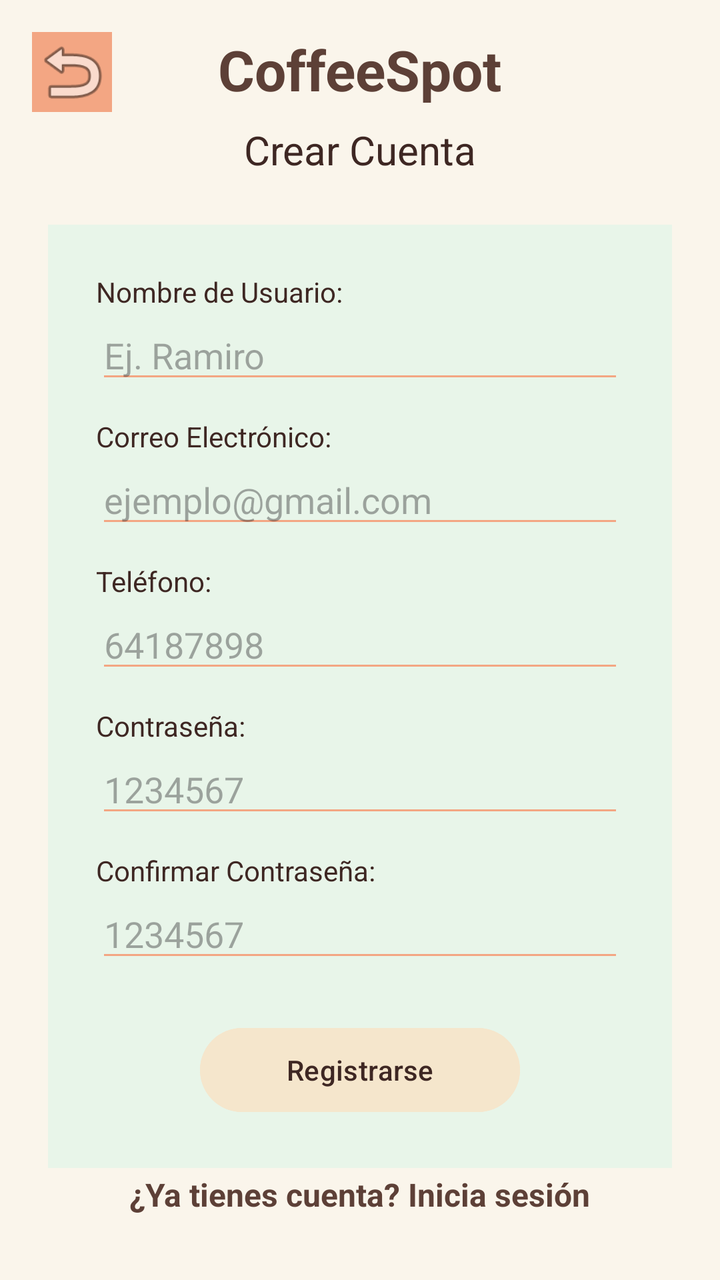
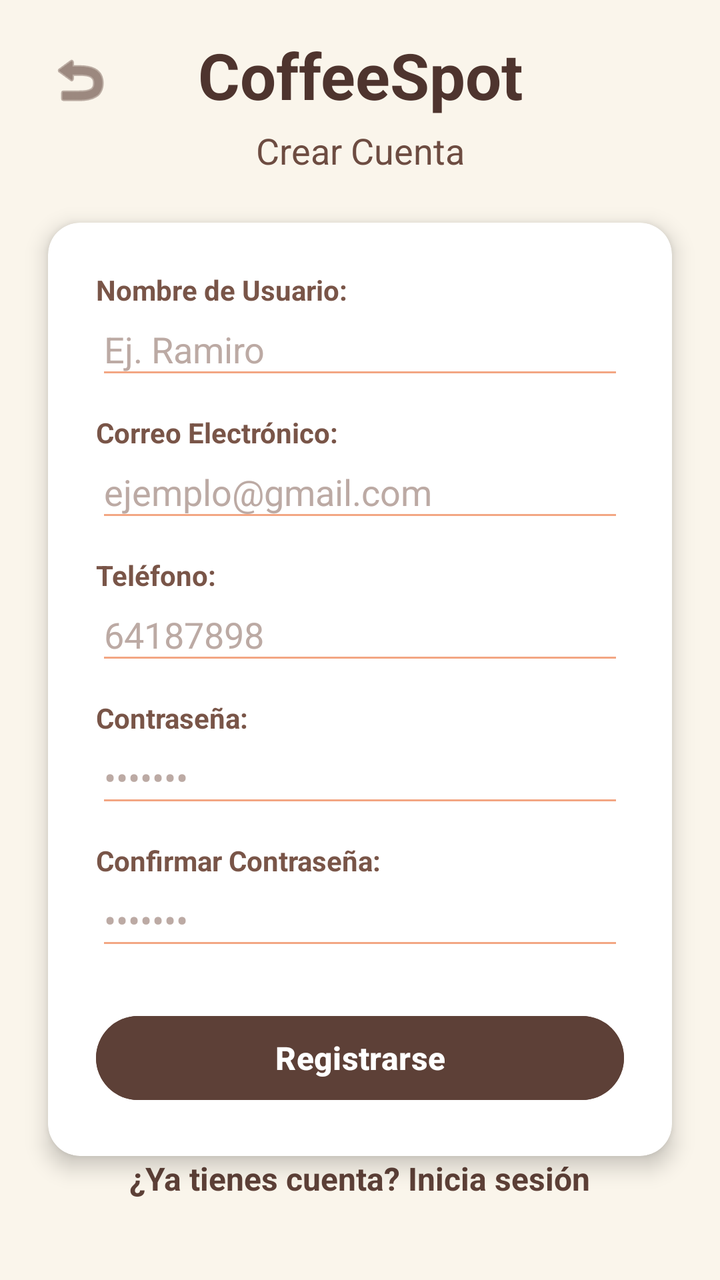

An Android layout rendered at two revisions. The XML below is the earlier revision; the diff shows what the commit changed to produce the second picture.
<!-- AndroidManifest.xml: application theme Theme.Cafeteria -->
<!-- res/layout/activity_registro.xml -->
<?xml version="1.0" encoding="utf-8"?>
<androidx.constraintlayout.widget.ConstraintLayout xmlns:android="http://schemas.android.com/apk/res/android"
    xmlns:app="http://schemas.android.com/apk/res-auto"
    android:layout_width="match_parent"
    android:layout_height="match_parent"
    android:background="#FAF5EB"> 

    
    <ImageView
        android:id="@+id/btn_volver_superior"
        android:layout_width="40dp"
        android:layout_height="40dp"
        android:layout_marginStart="16dp"
        android:layout_marginTop="16dp"
        android:src="@android:drawable/ic_menu_revert"
        android:backgroundTint="#F3A683"
        android:background="@drawable/logocoffeespot2"
        android:onClick="volverLogin"
        app:layout_constraintStart_toStartOf="parent"
        app:layout_constraintTop_toTopOf="parent" />

    
    <TextView
        android:id="@+id/titulo_coffeespot"
        android:layout_width="wrap_content"
        android:layout_height="wrap_content"
        android:text="CoffeeSpot"
        android:textColor="#5D4037"
        android:textSize="28sp"
        android:textStyle="bold"
        android:layout_marginTop="16dp"
        app:layout_constraintEnd_toEndOf="parent"
        app:layout_constraintStart_toStartOf="parent"
        app:layout_constraintTop_toTopOf="parent" />

    <TextView
        android:id="@+id/subtitulo_crear"
        android:layout_width="wrap_content"
        android:layout_height="wrap_content"
        android:text="Crear Cuenta"
        android:textColor="#3E2723"
        android:textSize="20sp"
        android:layout_marginTop="8dp"
        app:layout_constraintEnd_toEndOf="parent"
        app:layout_constraintStart_toStartOf="parent"
        app:layout_constraintTop_toBottomOf="@+id/titulo_coffeespot" />

    
    <LinearLayout
        android:id="@+id/contenedor_verde"
        android:layout_width="match_parent"
        android:layout_height="wrap_content"
        android:layout_marginHorizontal="24dp"
        android:layout_marginTop="24dp"
        android:background="#E8F5E9"
        android:orientation="vertical"
        android:padding="24dp"
        app:layout_constraintTop_toBottomOf="@+id/subtitulo_crear"
        app:layout_constraintStart_toStartOf="parent"
        app:layout_constraintEnd_toEndOf="parent">

        
        <TextView
            android:layout_width="wrap_content"
            android:layout_height="wrap_content"
            android:text="Nombre de Usuario:"
            android:textColor="#3E2723"/>
        <EditText
            android:id="@+id/reg_nombre"
            android:layout_width="match_parent"
            android:layout_height="wrap_content"
            android:backgroundTint="#F3A683"
            android:hint="Ej. Ramiro"
            android:inputType="textPersonName"
            android:textColor="#3E2723" />

        
        <TextView
            android:layout_width="wrap_content"
            android:layout_height="wrap_content"
            android:text="Correo Electrónico:"
            android:textColor="#3E2723"
            android:layout_marginTop="12dp"/>
        <EditText
            android:id="@+id/reg_correo"
            android:layout_width="match_parent"
            android:layout_height="wrap_content"
            android:backgroundTint="#F3A683"
            android:hint="ejemplo@gmail.com"
            android:inputType="textEmailAddress"
            android:textColor="#3E2723" />

        
        <TextView
            android:layout_width="wrap_content"
            android:layout_height="wrap_content"
            android:text="Teléfono:"
            android:textColor="#3E2723"
            android:layout_marginTop="12dp"/>
        <EditText
            android:id="@+id/reg_telefono"
            android:layout_width="match_parent"
            android:layout_height="wrap_content"
            android:backgroundTint="#F3A683"
            android:hint="64187898"
            android:inputType="phone"
            android:textColor="#3E2723" />

        
        <TextView
            android:layout_width="wrap_content"
            android:layout_height="wrap_content"
            android:text="Contraseña:"
            android:textColor="#3E2723"
            android:layout_marginTop="12dp"/>
        <EditText
            android:id="@+id/reg_pass"
            android:layout_width="match_parent"
            android:layout_height="wrap_content"
            android:backgroundTint="#F3A683"
            android:hint="1234567"
            android:inputType="textPassword"
            android:textColor="#3E2723" />

        
        <TextView
            android:layout_width="wrap_content"
            android:layout_height="wrap_content"
            android:text="Confirmar Contraseña:"
            android:textColor="#3E2723"
            android:layout_marginTop="12dp"/>
        <EditText
            android:id="@+id/reg_pass_conf"
            android:layout_width="match_parent"
            android:layout_height="wrap_content"
            android:backgroundTint="#F3A683"
            android:hint="1234567"
            android:inputType="textPassword"
            android:textColor="#3E2723" />

        
        <Button
            android:id="@+id/btn_registrar_final"
            android:layout_width="160dp"
            android:layout_height="50dp"
            android:layout_gravity="center"
            android:layout_marginTop="24dp"
            android:backgroundTint="#F5E6CC"
            android:text="Registrarse"
            android:textColor="#3E2723"
            android:textAllCaps="false"
            android:onClick="completarRegistro"/>
    </LinearLayout>

    
    <TextView
        android:id="@+id/txt_volver_login"
        android:layout_width="wrap_content"
        android:layout_height="wrap_content"
        android:text="¿Ya tienes cuenta? Inicia sesión"
        android:textColor="#5D4037"
        android:textStyle="bold"
        android:textSize="16sp"
        android:layout_marginBottom="32dp"
        android:onClick="volverLogin"
        app:layout_constraintBottom_toBottomOf="parent"
        app:layout_constraintEnd_toEndOf="parent"
        app:layout_constraintStart_toStartOf="parent" />

</androidx.constraintlayout.widget.ConstraintLayout>
<!-- resources referenced by this layout -->
<resources>
  <!-- drawable logocoffeespot2: png bitmap (drawable, 75217 bytes) -->
  <style name="Theme.Cafeteria" parent="Base.Theme.Cafeteria" />
  <style name="Base.Theme.Cafeteria" parent="Theme.Material3.DayNight.NoActionBar">
          
          
      </style>
</resources>

<!-- the commit's change to res/layout/activity_registro.xml (unified diff, before → after) -->
@@ -3,19 +3,22 @@
     xmlns:app="http://schemas.android.com/apk/res-auto"
     android:layout_width="match_parent"
     android:layout_height="match_parent"
+    android:fitsSystemWindows="true"
     android:background="#FAF5EB"> 
 
     
-    <ImageView
+    <ImageButton
         android:id="@+id/btn_volver_superior"
-        android:layout_width="40dp"
-        android:layout_height="40dp"
+        android:layout_width="48dp"
+        android:layout_height="48dp"
         android:layout_marginStart="16dp"
         android:layout_marginTop="16dp"
         android:src="@android:drawable/ic_menu_revert"
-        android:backgroundTint="#F3A683"
-        android:background="@drawable/logocoffeespot2"
+        android:background="?attr/selectableItemBackgroundBorderless"
         android:onClick="volverLogin"
+        android:contentDescription="Volver atrás"
+        android:scaleType="centerInside"
+        app:tint="#5D4037"
         app:layout_constraintStart_toStartOf="parent"
         app:layout_constraintTop_toTopOf="parent" />
 
@@ -25,8 +28,8 @@
         android:layout_width="wrap_content"
         android:layout_height="wrap_content"
         android:text="CoffeeSpot"
-        android:textColor="#5D4037"
-        android:textSize="28sp"
+        android:textColor="#4E342E"
+        android:textSize="32sp"
         android:textStyle="bold"
         android:layout_marginTop="16dp"
         app:layout_constraintEnd_toEndOf="parent"
@@ -38,119 +41,143 @@
         android:layout_width="wrap_content"
         android:layout_height="wrap_content"
         android:text="Crear Cuenta"
-        android:textColor="#3E2723"
-        android:textSize="20sp"
-        android:layout_marginTop="8dp"
+        android:textColor="#6D4C41"
+        android:textSize="18sp"
+        android:layout_marginTop="4dp"
         app:layout_constraintEnd_toEndOf="parent"
         app:layout_constraintStart_toStartOf="parent"
         app:layout_constraintTop_toBottomOf="@+id/titulo_coffeespot" />
 
     
-    <LinearLayout
-        android:id="@+id/contenedor_verde"
+    <androidx.cardview.widget.CardView
+        android:id="@+id/contenedor_campos"
         android:layout_width="match_parent"
         android:layout_height="wrap_content"
         android:layout_marginHorizontal="24dp"
         android:layout_marginTop="24dp"
-        android:background="#E8F5E9"
-        android:orientation="vertical"
-        android:padding="24dp"
+        app:cardCornerRadius="16dp"
+        app:cardElevation="6dp"
+        app:cardBackgroundColor="#FFFFFF"
         app:layout_constraintTop_toBottomOf="@+id/subtitulo_crear"
         app:layout_constraintStart_toStartOf="parent"
         app:layout_constraintEnd_toEndOf="parent">
 
-        
-        <TextView
-            android:layout_width="wrap_content"
-            android:layout_height="wrap_content"
-            android:text="Nombre de Usuario:"
-            android:textColor="#3E2723"/>
-        <EditText
-            android:id="@+id/reg_nombre"
+        <LinearLayout
             android:layout_width="match_parent"
             android:layout_height="wrap_content"
-            android:backgroundTint="#F3A683"
-            android:hint="Ej. Ramiro"
-            android:inputType="textPersonName"
-            android:textColor="#3E2723" />
-
-        
-        <TextView
-            android:layout_width="wrap_content"
-            android:layout_height="wrap_content"
-            android:text="Correo Electrónico:"
-            android:textColor="#3E2723"
-            android:layout_marginTop="12dp"/>
-        <EditText
-            android:id="@+id/reg_correo"
-            android:layout_width="match_parent"
-            android:layout_height="wrap_content"
-            android:backgroundTint="#F3A683"
-            android:hint="ejemplo@gmail.com"
-            android:inputType="textEmailAddress"
-            android:textColor="#3E2723" />
-
-        
-        <TextView
-            android:layout_width="wrap_content"
-            android:layout_height="wrap_content"
-            android:text="Teléfono:"
-            android:textColor="#3E2723"
-            android:layout_marginTop="12dp"/>
-        <EditText
-            android:id="@+id/reg_telefono"
-            android:layout_width="match_parent"
-            android:layout_height="wrap_content"
-            android:backgroundTint="#F3A683"
-            android:hint="64187898"
-            android:inputType="phone"
-            android:textColor="#3E2723" />
-
-        
-        <TextView
-            android:layout_width="wrap_content"
-            android:layout_height="wrap_content"
-            android:text="Contraseña:"
-            android:textColor="#3E2723"
-            android:layout_marginTop="12dp"/>
-        <EditText
-            android:id="@+id/reg_pass"
-            android:layout_width="match_parent"
-            android:layout_height="wrap_content"
-            android:backgroundTint="#F3A683"
-            android:hint="1234567"
-            android:inputType="textPassword"
-            android:textColor="#3E2723" />
-
-        
-        <TextView
-            android:layout_width="wrap_content"
-            android:layout_height="wrap_content"
-            android:text="Confirmar Contraseña:"
-            android:textColor="#3E2723"
-            android:layout_marginTop="12dp"/>
-        <EditText
-            android:id="@+id/reg_pass_conf"
-            android:layout_width="match_parent"
-            android:layout_height="wrap_content"
-            android:backgroundTint="#F3A683"
-            android:hint="1234567"
-            android:inputType="textPassword"
-            android:textColor="#3E2723" />
-
-        
-        <Button
-            android:id="@+id/btn_registrar_final"
-            android:layout_width="160dp"
-            android:layout_height="50dp"
-            android:layout_gravity="center"
-            android:layout_marginTop="24dp"
-            android:backgroundTint="#F5E6CC"
-            android:text="Registrarse"
-            android:textColor="#3E2723"
-            android:textAllCaps="false"
-            android:onClick="completarRegistro"/>
-    </LinearLayout>
+            android:orientation="vertical"
+            android:padding="24dp">
+
+            
+            <TextView
+                android:layout_width="wrap_content"
+                android:layout_height="wrap_content"
+                android:text="Nombre de Usuario:"
+                android:textStyle="bold"
+                android:textColor="#795548"/>
+            <EditText
+                android:id="@+id/reg_nombre"
+                android:layout_width="match_parent"
+                android:layout_height="wrap_content"
+                android:backgroundTint="#F3A683"
+                android:hint="Ej. Ramiro"
+                android:textColorHint="#BCAAA4"
+                android:inputType="textPersonName"
+                android:textColor="#3E2723"
+                android:paddingVertical="8dp"/>
+
+            
+            <TextView
+                android:layout_width="wrap_content"
+                android:layout_height="wrap_content"
+                android:text="Correo Electrónico:"
+                android:textStyle="bold"
+                android:textColor="#795548"
+                android:layout_marginTop="12dp"/>
+            <EditText
+                android:id="@+id/reg_correo"
+                android:layout_width="match_parent"
+                android:layout_height="wrap_content"
+                android:backgroundTint="#F3A683"
+                android:hint="ejemplo@gmail.com"
+                android:textColorHint="#BCAAA4"
+                android:inputType="textEmailAddress"
+                android:textColor="#3E2723"
+                android:paddingVertical="8dp"/>
+
+            
+            <TextView
+                android:layout_width="wrap_content"
+                android:layout_height="wrap_content"
+                android:text="Teléfono:"
+                android:textStyle="bold"
+                android:textColor="#795548"
+                android:layout_marginTop="12dp"/>
+            <EditText
+                android:id="@+id/reg_telefono"
+                android:layout_width="match_parent"
+                android:layout_height="wrap_content"
+                android:backgroundTint="#F3A683"
+                android:hint="64187898"
+                android:textColorHint="#BCAAA4"
+                android:inputType="phone"
+                android:textColor="#3E2723"
+                android:paddingVertical="8dp"/>
+
+            
+            <TextView
+                android:layout_width="wrap_content"
+                android:layout_height="wrap_content"
+                android:text="Contraseña:"
+                android:textStyle="bold"
+                android:textColor="#795548"
+                android:layout_marginTop="12dp"/>
+            <EditText
+                android:id="@+id/reg_pass"
+                android:layout_width="match_parent"
+                android:layout_height="wrap_content"
+                android:backgroundTint="#F3A683"
+                android:hint="•••••••"
+                android:textColorHint="#BCAAA4"
+                android:inputType="textPassword"
+                android:textColor="#3E2723"
+                android:paddingVertical="8dp"/>
+
+            
+            <TextView
+                android:layout_width="wrap_content"
+                android:layout_height="wrap_content"
+                android:text="Confirmar Contraseña:"
+                android:textStyle="bold"
+                android:textColor="#795548"
+                android:layout_marginTop="12dp"/>
+            <EditText
+                android:id="@+id/reg_pass_conf"
+                android:layout_width="match_parent"
+                android:layout_height="wrap_content"
+                android:backgroundTint="#F3A683"
+                android:hint="•••••••"
+                android:textColorHint="#BCAAA4"
+                android:inputType="textPassword"
+                android:textColor="#3E2723"
+                android:paddingVertical="8dp"/>
+
+            
+            <Button
+                android:id="@+id/btn_registrar_final"
+                android:layout_width="match_parent"
+                android:layout_height="50dp"
+                android:layout_gravity="center"
+                android:layout_marginTop="24dp"
+                android:backgroundTint="#5D4037"
+                android:text="Registrarse"
+                android:textColor="#FFFFFF"
+                android:textStyle="bold"
+                android:textSize="16sp"
+                android:textAllCaps="false"
+                android:onClick="completarRegistro"/>
+        </LinearLayout>
+    </androidx.cardview.widget.CardView>
 
     
     <TextView
@@ -162,9 +189,13 @@
         android:textStyle="bold"
         android:textSize="16sp"
         android:layout_marginBottom="32dp"
+        android:layout_marginTop="24dp"
+        android:padding="8dp"
         android:onClick="volverLogin"
         app:layout_constraintBottom_toBottomOf="parent"
         app:layout_constraintEnd_toEndOf="parent"
-        app:layout_constraintStart_toStartOf="parent" />
+        app:layout_constraintStart_toStartOf="parent"
+        app:layout_constraintTop_toBottomOf="@+id/contenedor_campos"
+        app:layout_constraintVertical_bias="1.0" />
 
 </androidx.constraintlayout.widget.ConstraintLayout>
<!-- resource entries referenced after the edit -->
@@ -1,6 +1,5 @@
 <!-- resources referenced by this layout -->
 <resources>
-  <!-- drawable logocoffeespot2: png bitmap (drawable, 75217 bytes) -->
   <style name="Theme.Cafeteria" parent="Base.Theme.Cafeteria" />
   <style name="Base.Theme.Cafeteria" parent="Theme.Material3.DayNight.NoActionBar">
           
